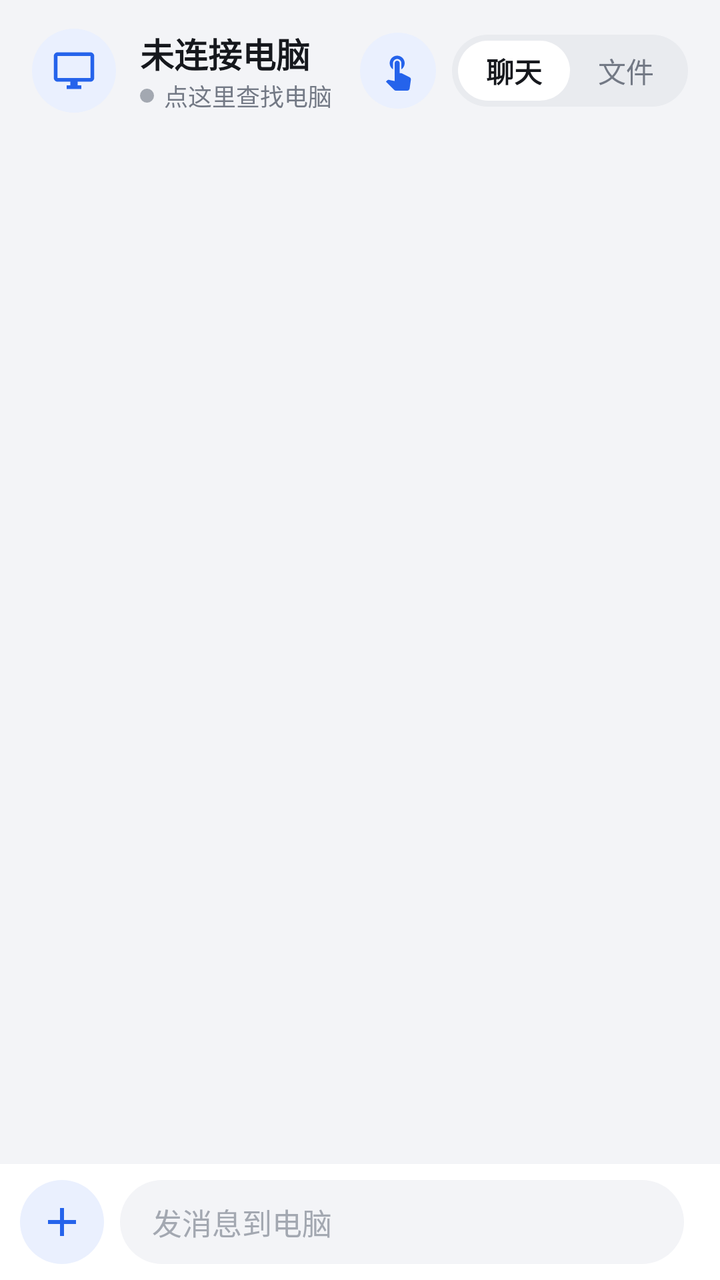
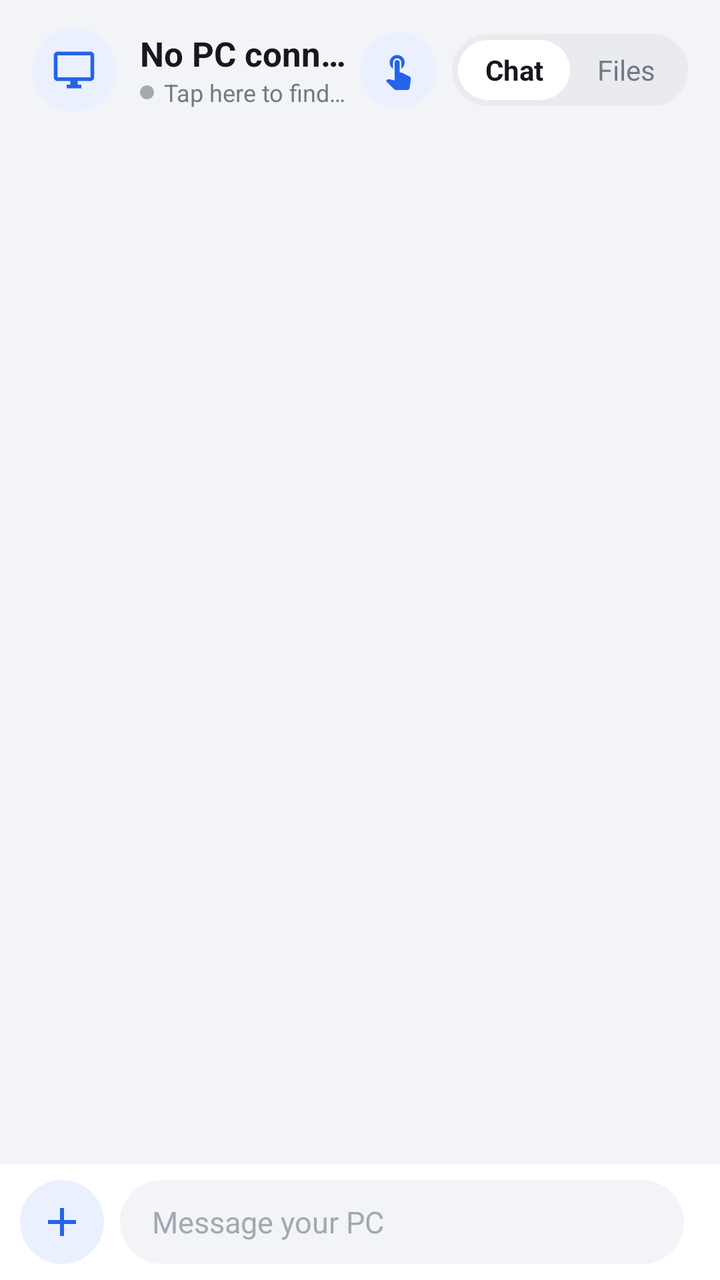

Two renders of the same Android screen: before a commit and after it. Below are the layout's source before the change and the commit's diff.
<!-- AndroidManifest.xml: application theme AppTheme -->
<!-- res/layout/activity_main.xml -->
<?xml version="1.0" encoding="utf-8"?>

<LinearLayout xmlns:android="http://schemas.android.com/apk/res/android"
    android:id="@+id/root"
    android:layout_width="match_parent"
    android:layout_height="match_parent"
    android:background="@color/bg"
    android:orientation="vertical">

    
    <LinearLayout
        android:layout_width="match_parent"
        android:layout_height="wrap_content"
        android:background="@color/bg"
        android:gravity="center_vertical"
        android:orientation="horizontal"
        android:paddingHorizontal="16dp"
        android:paddingVertical="10dp">

        <LinearLayout
            android:id="@+id/conn"
            android:layout_width="0dp"
            android:layout_height="wrap_content"
            android:layout_weight="1"
            android:background="?android:attr/selectableItemBackground"
            android:gravity="center_vertical"
            android:orientation="horizontal"
            android:paddingVertical="4dp">

            <FrameLayout
                android:layout_width="42dp"
                android:layout_height="42dp"
                android:background="@drawable/circle_soft">

                <ImageView
                    android:layout_width="22dp"
                    android:layout_height="22dp"
                    android:layout_gravity="center"
                    android:src="@drawable/ic_computer"
                    android:tint="@color/accent" />
            </FrameLayout>

            <LinearLayout
                android:layout_width="wrap_content"
                android:layout_height="wrap_content"
                android:layout_marginStart="12dp"
                android:orientation="vertical">

                <TextView
                    android:id="@+id/pc_name"
                    android:layout_width="wrap_content"
                    android:layout_height="wrap_content"
                    android:ellipsize="end"
                    android:maxWidth="180dp"
                    android:singleLine="true"
                    android:text="未连接电脑"
                    android:textColor="@color/text"
                    android:textSize="17sp"
                    android:textStyle="bold" />

                <LinearLayout
                    android:layout_width="wrap_content"
                    android:layout_height="wrap_content"
                    android:gravity="center_vertical"
                    android:orientation="horizontal">

                    <View
                        android:id="@+id/status_dot"
                        android:layout_width="7dp"
                        android:layout_height="7dp"
                        android:layout_marginEnd="5dp"
                        android:background="@drawable/dot"
                        android:backgroundTint="@color/faint" />

                    <TextView
                        android:id="@+id/status"
                        android:layout_width="wrap_content"
                        android:layout_height="wrap_content"
                        android:singleLine="true"
                        android:text="点这里查找电脑"
                        android:textColor="@color/muted"
                        android:textSize="12sp" />
                </LinearLayout>
            </LinearLayout>
        </LinearLayout>

        <FrameLayout
            android:id="@+id/btn_remote"
            android:layout_width="38dp"
            android:layout_height="38dp"
            android:layout_marginEnd="8dp"
            android:background="@drawable/circle_soft"
            android:contentDescription="控制电脑">

            <ImageView
                android:layout_width="20dp"
                android:layout_height="20dp"
                android:layout_gravity="center"
                android:src="@drawable/ic_remote"
                android:tint="@color/accent" />
        </FrameLayout>

        <LinearLayout
            android:layout_width="wrap_content"
            android:layout_height="36dp"
            android:background="@drawable/seg_track"
            android:orientation="horizontal"
            android:padding="3dp">

            <TextView
                android:id="@+id/tab_chat"
                android:layout_width="56dp"
                android:layout_height="match_parent"
                android:background="@drawable/seg_on"
                android:gravity="center"
                android:text="聊天"
                android:textColor="@color/text"
                android:textSize="14sp"
                android:textStyle="bold" />

            <TextView
                android:id="@+id/tab_files"
                android:layout_width="56dp"
                android:layout_height="match_parent"
                android:gravity="center"
                android:text="文件"
                android:textColor="@color/muted"
                android:textSize="14sp" />
        </LinearLayout>
    </LinearLayout>

    <FrameLayout
        android:layout_width="match_parent"
        android:layout_height="0dp"
        android:layout_weight="1">

        <ScrollView
            android:id="@+id/chat_scroll"
            android:layout_width="match_parent"
            android:layout_height="match_parent"
            android:clipToPadding="false"
            android:fillViewport="true"
            android:overScrollMode="ifContentScrolls">

            <LinearLayout
                android:id="@+id/chat_list"
                android:layout_width="match_parent"
                android:layout_height="wrap_content"
                android:orientation="vertical"
                android:paddingHorizontal="14dp"
                android:paddingTop="4dp"
                android:paddingBottom="12dp" />
        </ScrollView>

        <ScrollView
            android:id="@+id/files_scroll"
            android:layout_width="match_parent"
            android:layout_height="match_parent"
            android:clipToPadding="false"
            android:overScrollMode="ifContentScrolls"
            android:visibility="gone">

            <LinearLayout
                android:layout_width="match_parent"
                android:layout_height="wrap_content"
                android:orientation="vertical"
                android:paddingHorizontal="16dp"
                android:paddingTop="4dp"
                android:paddingBottom="24dp">

                <TextView
                    android:id="@+id/files_count"
                    android:layout_width="wrap_content"
                    android:layout_height="wrap_content"
                    android:layout_marginBottom="8dp"
                    android:paddingHorizontal="4dp"
                    android:textColor="@color/muted"
                    android:textSize="13sp" />

                <LinearLayout
                    android:id="@+id/files"
                    android:layout_width="match_parent"
                    android:layout_height="wrap_content"
                    android:background="@drawable/card_bg"
                    android:orientation="vertical"
                    android:paddingVertical="6dp" />
            </LinearLayout>
        </ScrollView>
    </FrameLayout>

    
    <LinearLayout
        android:id="@+id/composer"
        android:layout_width="match_parent"
        android:layout_height="wrap_content"
        android:background="@color/card"
        android:gravity="bottom"
        android:orientation="horizontal"
        android:paddingHorizontal="10dp"
        android:paddingVertical="8dp">

        <FrameLayout
            android:id="@+id/btn_attach"
            android:layout_width="42dp"
            android:layout_height="42dp"
            android:background="@drawable/circle_soft">

            <ImageView
                android:layout_width="24dp"
                android:layout_height="24dp"
                android:layout_gravity="center"
                android:src="@drawable/ic_add"
                android:tint="@color/accent" />
        </FrameLayout>

        <EditText
            android:id="@+id/input"
            android:layout_width="0dp"
            android:layout_height="wrap_content"
            android:layout_marginHorizontal="8dp"
            android:layout_weight="1"
            android:background="@drawable/input_bg"
            android:hint="发消息到电脑"
            android:inputType="textMultiLine|textCapSentences"
            android:maxLines="5"
            android:minHeight="42dp"
            android:paddingHorizontal="16dp"
            android:paddingVertical="10dp"
            android:textColor="@color/text"
            android:textColorHint="@color/faint"
            android:textSize="15sp" />

        <TextView
            android:id="@+id/btn_send"
            android:layout_width="wrap_content"
            android:layout_height="42dp"
            android:background="@drawable/pill_primary"
            android:gravity="center"
            android:paddingHorizontal="18dp"
            android:text="发送"
            android:textColor="#FFFFFF"
            android:textSize="15sp"
            android:textStyle="bold"
            android:visibility="gone" />
    </LinearLayout>
</LinearLayout>
<!-- resources referenced by this layout -->
<resources>
  <color name="accent">#2563EB</color>
  <color name="bg">#F3F4F7</color>
  <color name="card">#FFFFFF</color>
  <color name="faint">#A3A8B1</color>
  <color name="muted">#737985</color>
  <color name="text">#16181D</color>
  <!-- drawable card_bg (drawable) -->
  <?xml version="1.0" encoding="utf-8"?>
  <shape xmlns:android="http://schemas.android.com/apk/res/android">
      <solid android:color="@color/card" />
      <corners android:radius="20dp" />
  </shape>
  <!-- drawable circle_soft (drawable) -->
  <?xml version="1.0" encoding="utf-8"?>
  <ripple xmlns:android="http://schemas.android.com/apk/res/android" android:color="@color/ripple">
      <item>
          <shape android:shape="oval">
              <solid android:color="@color/accent_soft" />
          </shape>
      </item>
  </ripple>
  <!-- drawable dot (drawable) -->
  <?xml version="1.0" encoding="utf-8"?>
  <shape xmlns:android="http://schemas.android.com/apk/res/android" android:shape="oval">
      <solid android:color="#FFFFFFFF" />
      <size android:width="8dp" android:height="8dp" />
  </shape>
  <!-- drawable ic_add (drawable) -->
  <?xml version="1.0" encoding="utf-8"?>
  <vector xmlns:android="http://schemas.android.com/apk/res/android"
      android:width="24dp"
      android:height="24dp"
      android:tint="?android:attr/textColorPrimary"
      android:viewportWidth="24"
      android:viewportHeight="24">
      <path
          android:fillColor="#FFFFFFFF"
          android:pathData="M19,13h-6v6h-2v-6H5v-2h6V5h2v6h6v2z" />
  </vector>
  <!-- drawable ic_computer (drawable) -->
  <?xml version="1.0" encoding="utf-8"?>
  <vector xmlns:android="http://schemas.android.com/apk/res/android"
      android:width="24dp"
      android:height="24dp"
      android:tint="?android:attr/textColorPrimary"
      android:viewportWidth="24"
      android:viewportHeight="24">
      <path
          android:fillColor="#FFFFFFFF"
          android:pathData="M21,2H3C1.9,2 1,2.9 1,4v12c0,1.1 0.9,2 2,2h7v2H8v2h8v-2h-2v-2h7c1.1,0 2,-0.9 2,-2V4C23,2.9 22.1,2 21,2zM21,16H3V4h18V16z" />
  </vector>
  <!-- drawable input_bg (drawable) -->
  <?xml version="1.0" encoding="utf-8"?>
  <shape xmlns:android="http://schemas.android.com/apk/res/android">
      <solid android:color="@color/bg" />
      <corners android:radius="22dp" />
  </shape>
  <!-- drawable pill_primary (drawable) -->
  <?xml version="1.0" encoding="utf-8"?>
  <ripple xmlns:android="http://schemas.android.com/apk/res/android" android:color="#33FFFFFF">
      <item>
          <shape>
              <solid android:color="@color/accent" />
              <corners android:radius="100dp" />
          </shape>
      </item>
  </ripple>
  <!-- drawable seg_on (drawable) -->
  <?xml version="1.0" encoding="utf-8"?>
  <shape xmlns:android="http://schemas.android.com/apk/res/android">
      <solid android:color="@color/card" />
      <corners android:radius="100dp" />
  </shape>
  <!-- drawable seg_track (drawable) -->
  <?xml version="1.0" encoding="utf-8"?>
  <shape xmlns:android="http://schemas.android.com/apk/res/android">
      <solid android:color="@color/line" />
      <corners android:radius="100dp" />
  </shape>
  <color name="ripple">#1A2563EB</color>
  <color name="accent_soft">#EAF0FE</color>
  <color name="line">#E9EBEF</color>
  <!-- unchanged entries left out for length: 2 -->
</resources>

<!-- the commit's change to res/layout/activity_main.xml (unified diff, before → after) -->
@@ -53,7 +53,7 @@
                     android:ellipsize="end"
                     android:maxWidth="180dp"
                     android:singleLine="true"
-                    android:text="未连接电脑"
+                    android:text="@string/no_pc"
                     android:textColor="@color/text"
                     android:textSize="17sp"
                     android:textStyle="bold" />
@@ -77,7 +77,7 @@
                         android:layout_width="wrap_content"
                         android:layout_height="wrap_content"
                         android:singleLine="true"
-                        android:text="点这里查找电脑"
+                        android:text="@string/tap_to_find"
                         android:textColor="@color/muted"
                         android:textSize="12sp" />
                 </LinearLayout>
@@ -113,7 +113,7 @@
                 android:layout_height="match_parent"
                 android:background="@drawable/seg_on"
                 android:gravity="center"
-                android:text="聊天"
+                android:text="@string/tab_chat"
                 android:textColor="@color/text"
                 android:textSize="14sp"
                 android:textStyle="bold" />
@@ -123,7 +123,7 @@
                 android:layout_width="56dp"
                 android:layout_height="match_parent"
                 android:gravity="center"
-                android:text="文件"
+                android:text="@string/tab_files"
                 android:textColor="@color/muted"
                 android:textSize="14sp" />
         </LinearLayout>
@@ -220,7 +220,7 @@
             android:layout_marginHorizontal="8dp"
             android:layout_weight="1"
             android:background="@drawable/input_bg"
-            android:hint="发消息到电脑"
+            android:hint="@string/input_hint"
             android:inputType="textMultiLine|textCapSentences"
             android:maxLines="5"
             android:minHeight="42dp"
@@ -237,7 +237,7 @@
             android:background="@drawable/pill_primary"
             android:gravity="center"
             android:paddingHorizontal="18dp"
-            android:text="发送"
+            android:text="@string/send"
             android:textColor="#FFFFFF"
             android:textSize="15sp"
             android:textStyle="bold"
<!-- resource entries referenced after the edit -->
@@ -79,6 +79,12 @@
       <solid android:color="@color/line" />
       <corners android:radius="100dp" />
   </shape>
+  <string name="input_hint">Message your PC</string>
+  <string name="no_pc">No PC connected</string>
+  <string name="send">Send</string>
+  <string name="tab_chat">Chat</string>
+  <string name="tab_files">Files</string>
+  <string name="tap_to_find">Tap here to find your PC</string>
   <color name="ripple">#1A2563EB</color>
   <color name="accent_soft">#EAF0FE</color>
   <color name="line">#E9EBEF</color>
